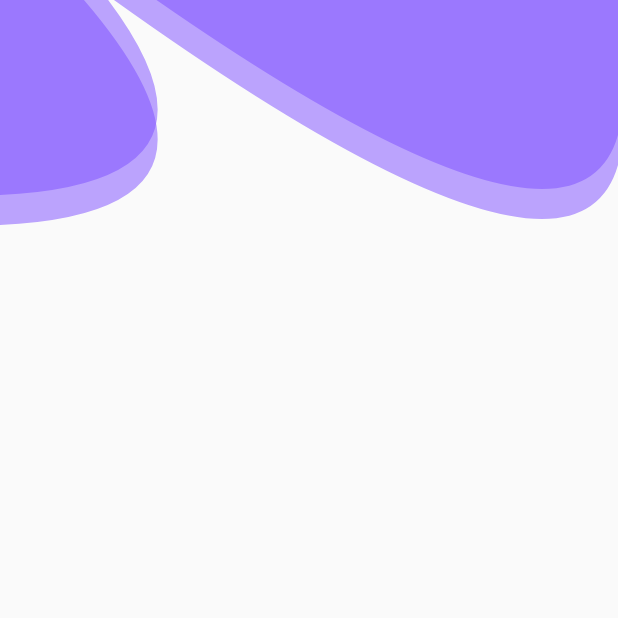
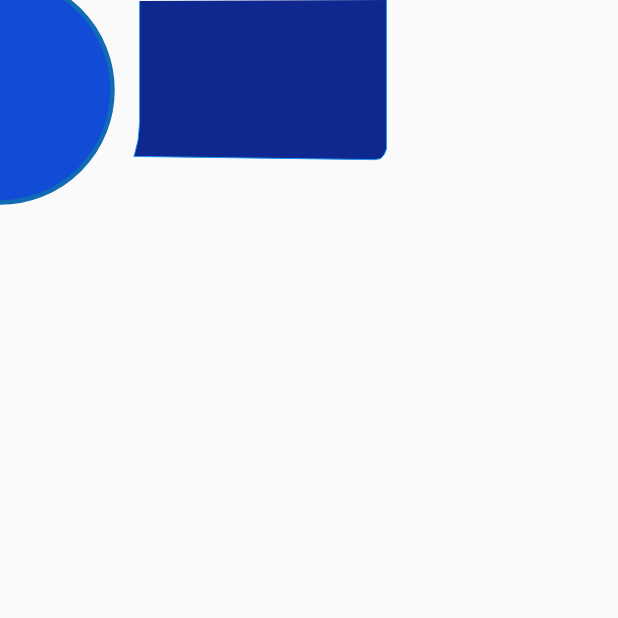
Before and after one commit to Alifatlawi/chamber, a Flutter app: the screen it shows after launch, on a phone screen of 412 x 824 dp, the top half of it. Run offline on Flutter 3.47's test engine with Material 2 defaults, Android fonts, the light colour scheme and no system bars; our stand-ins replace country_code_picker.

Commit message:
Update: painter

```diff
--- a/lib/main.dart
+++ b/lib/main.dart
@@ -1,6 +1,6 @@
 // import 'package:biligoba_chamber/screens/create_account_page.dart';
 // import 'package:biligoba_chamber/screens/home_page.dart';
-import 'package:biligoba_chamber/screens/login_page.dart';
+// import 'package:biligoba_chamber/screens/login_page.dart';
 import 'package:biligoba_chamber/widgets/testpage.dart';
 // import 'package:biligoba_chamber/screens/login_page.dart';
 import 'package:flutter/material.dart';
--- a/lib/widgets/testpage.dart
+++ b/lib/widgets/testpage.dart
@@ -1,96 +1,166 @@
+import 'dart:math';
+
 import 'package:flutter/material.dart';
 
 class TestPage extends StatelessWidget {
-  const TestPage({super.key});
+  const TestPage({Key? key}): super(key: key);
 
   @override
   Widget build(BuildContext context) {
+    final deviceWidth = MediaQuery.of(context).size.width;
     return Scaffold(
-      body: Container(
-        child: Stack(
-          children: [
-            Opacity(
-              opacity: 0.5,
-              child: ClipPath(
-                clipper: BiligobaCliper(),
-                child: Container(
-                  color: Colors.deepPurpleAccent,
-                  height: 150,
-                ),
-              ),
+      body: Stack(
+        children: [
+          Positioned(
+            top: 0,
+            left: 0,
+            child: CustomPaint(
+              size: Size(150, 150),
+              painter: RPSCustomPainter(),
             ),
-            Opacity(
-              opacity: 0.5,
-              child: ClipPath(
-                clipper: BiligobaCliper(),
-                child: Container(
-                  color: Colors.deepPurpleAccent,
-                  height: 130,
-                ),
-              ),
+          ),
+          Positioned(
+            top: 0,
+            left: -30,
+            right: 20,
+            child: CustomPaint(
+              size: Size(double.infinity, 500),
+              painter: RPSCustomPainter1(),
             ),
-          ],
-        ),
+          ),
+        ],
       ),
     );
   }
 }
 
-class BiligobaCliper extends CustomClipper<Path> {
+
+
+
+// class BiligobaCliper extends CustomClipper<Path> {
+//   @override
+//   Path getClip(Size size) {
+//     debugPrint(size.width.toString());
+//     var path = Path();
+//     path.lineTo(0, size.height);
+//     var firstStart = Offset(size.width / 2, size.height - 10);
+//     var firstEnd = Offset(size.width / 50, size.height - 200.0);
+
+//     path.quadraticBezierTo(
+//         firstStart.dx, firstStart.dy, firstEnd.dx, firstEnd.dy);
+
+//     var secondStart = Offset(size.width - (size.width / 12), size.height + 80);
+//     var secondEnd = Offset(size.width, size.height - 40);
+
+//     path.quadraticBezierTo(
+//         secondStart.dx, secondStart.dy, secondEnd.dx, secondEnd.dy);
+//     path.lineTo(size.width, 0);
+//     path.close();
+//     return path;
+//   }
+
+//   @override
+//   bool shouldReclip(covariant CustomClipper<Path> oldClipper) {
+//     // TODO: implement shouldReclip
+//     throw UnimplementedError();
+//   }
+// }
+
+class RPSCustomPainter extends CustomPainter{
+
   @override
-  Path getClip(Size size) {
-    debugPrint(size.width.toString());
-    var path = Path();
-    path.lineTo(0, size.height);
-    var firstStart = Offset(size.width / 2, size.height - 10);
-    var firstEnd = Offset(size.width / 50, size.height - 200.0);
+  void paint(Canvas canvas, Size size) {
 
-    path.quadraticBezierTo(
-        firstStart.dx, firstStart.dy, firstEnd.dx, firstEnd.dy);
+    Paint paint_fill_0 = Paint()
+      ..color = const Color.fromARGB(255, 16, 76, 213)
+      ..style = PaintingStyle.fill;
+    var center = Offset(0, size.height / 2.5);
 
-    var secondStart = Offset(size.width - (size.width / 12), size.height + 80);
-    var secondEnd = Offset(size.width, size.height - 40);
+    double radius = min(size.width / 2, size.height / 2);
 
-    path.quadraticBezierTo(
-        secondStart.dx, secondStart.dy, secondEnd.dx, secondEnd.dy);
-    path.lineTo(size.width, 0);
-    path.close();
-    return path;
+    canvas.drawArc(
+      Rect.fromCircle(center: center, radius: radius),  // This
+      -pi / 2,
+      pi,
+      false,
+      paint_fill_0
+    );
+
+    Paint paint_stroke_0 = Paint()
+      ..color = const Color.fromARGB(255, 17, 108, 181)
+      ..style = PaintingStyle.stroke
+      ..strokeWidth = size.width*0.02;  // Stroke width should be greater than zero to see it
+
+    // Draw stroke
+    canvas.drawArc(
+      Rect.fromCircle(center: center, radius: radius),
+      -pi / 2,
+      pi,
+      false,
+      paint_stroke_0
+    );
   }
 
   @override
-  bool shouldReclip(covariant CustomClipper<Path> oldClipper) {
-    // TODO: implement shouldReclip
-    throw UnimplementedError();
+  bool shouldRepaint(covariant CustomPainter oldDelegate) {
+    return true;
   }
 }
 
-class BiligobaCliper1 extends CustomClipper<Path> {
+class RPSCustomPainter1 extends CustomPainter{
+
   @override
-  Path getClip(Size size) {
-    debugPrint(size.width.toString());
-    var path = Path();
-    path.lineTo(0, size.height);
-    var firstStart = Offset(size.width / 2, size.height - 10);
-    var firstEnd = Offset(size.width / 10, size.height - 150.0);
+  void paint(Canvas canvas, Size size) {
 
-    path.quadraticBezierTo(
-        firstStart.dx, firstStart.dy, firstEnd.dx, firstEnd.dy);
 
-    var secondStart =
-        Offset(size.width - (size.width / 3.24), size.height + 20);
-    var secondEnd = Offset(size.width, size.height - 10);
 
-    path.quadraticBezierTo(
-        secondStart.dx, secondStart.dy, secondEnd.dx, secondEnd.dy);
-    path.lineTo(size.width, 0);
-    path.close();
-    return path;
+  // Layer 1
+
+  Paint paint_fill_0 = Paint()
+      ..color = const Color.fromARGB(255, 14, 40, 143)
+      ..style = PaintingStyle.fill
+      ..strokeWidth = size.width*0.00
+      ..strokeCap = StrokeCap.butt
+      ..strokeJoin = StrokeJoin.miter;
+
+
+    Path path_0 = Path();
+    path_0.moveTo(size.width*0.2916667,size.height*0.0014286);
+    path_0.lineTo(size.width*0.2916667,size.height*0.1628571);
+    path_0.lineTo(size.width*0.2908333,size.height*0.1714286);
+    path_0.lineTo(size.width*0.2900000,size.height*0.1800000);
+    path_0.lineTo(size.width*0.2891667,size.height*0.1871429);
+    path_0.lineTo(size.width*0.2866667,size.height*0.1957143);
+    path_0.lineTo(size.width*0.2841667,size.height*0.2042857);
+    path_0.lineTo(size.width*0.2825000,size.height*0.2085714);
+    path_0.lineTo(size.width*0.6633333,size.height*0.2128571);
+    path_0.lineTo(size.width*0.6725000,size.height*0.2114286);
+    path_0.lineTo(size.width*0.6783333,size.height*0.2057143);
+    path_0.lineTo(size.width*0.6816667,size.height*0.1985714);
+    path_0.lineTo(size.width*0.6816667,0);
+
+    canvas.drawPath(path_0, paint_fill_0);
+
+
+  // Layer 1
+
+  Paint paint_stroke_0 = Paint()
+      ..color = const Color.fromARGB(255, 33, 150, 243)
+      ..style = PaintingStyle.stroke
+      ..strokeWidth = size.width*0.00
+      ..strokeCap = StrokeCap.butt
+      ..strokeJoin = StrokeJoin.miter;
+
+
+
+    canvas.drawPath(path_0, paint_stroke_0);
+
+
   }
 
   @override
-  bool shouldReclip(covariant CustomClipper<Path> oldClipper) {
-    // TODO: implement shouldReclip
-    throw UnimplementedError();
+  bool shouldRepaint(covariant CustomPainter oldDelegate) {
+    return true;
   }
+
 }
```
